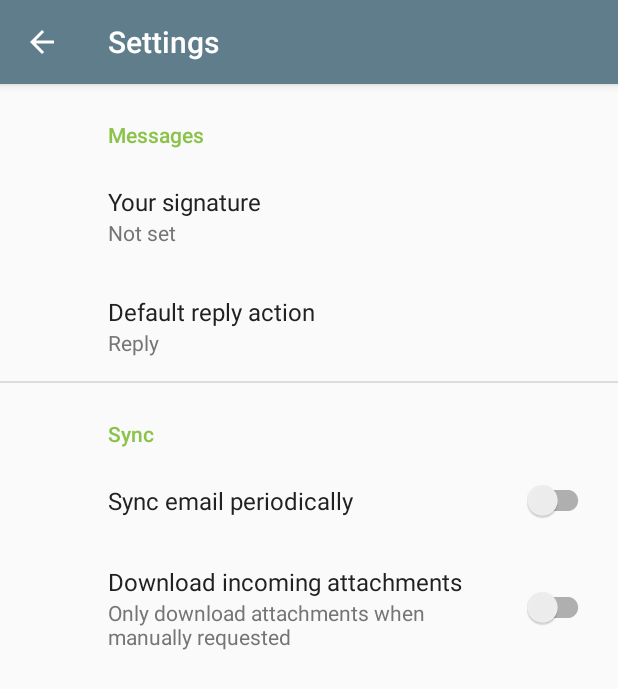
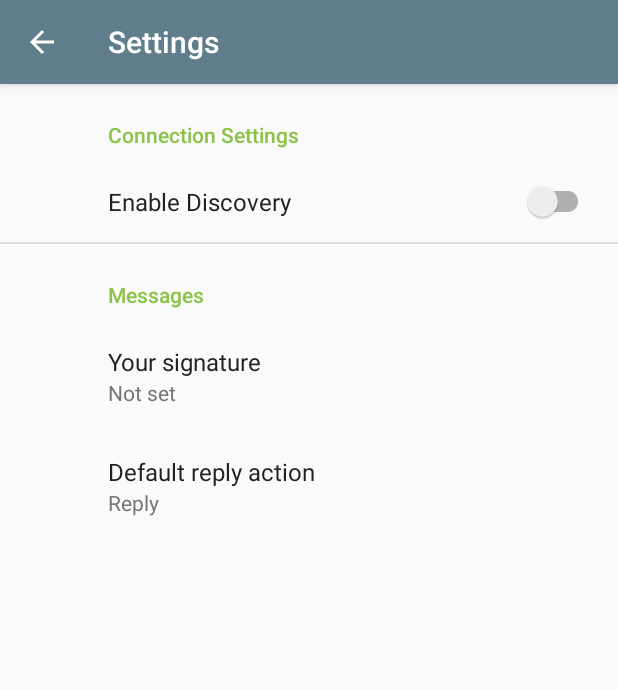
Before and after one commit to superus8r/arduino-usb-terminal, an Android app: the SettingsActivity screen opened directly, with no data from a screen before it, on a phone screen of 412 x 824 dp. Shown: the top 689 px of the screen. Run offline under Robolectric (Android 15) with nearby library versions, the light colour scheme and no system bars; our stand-ins replace androidx.preference; 1 statement that could not run was skipped.

Commit message:
add the settings activity

```diff
--- a/app/src/main/AndroidManifest.xml
+++ b/app/src/main/AndroidManifest.xml
@@ -37,7 +37,8 @@
         </activity>
         <activity
             android:name=".SettingsActivity"
-            android:label="@string/title_activity_settings" />
+            android:label="@string/title_activity_settings"
+            android:parentActivityName=".MainActivity"/>
 
     </application>
 
--- a/app/src/main/java/org/kabiri/android/usbterminal/SettingsActivity.kt
+++ b/app/src/main/java/org/kabiri/android/usbterminal/SettingsActivity.kt
@@ -1,10 +1,20 @@
 package org.kabiri.android.usbterminal
 
 import android.os.Bundle
+import android.util.Log
 import androidx.appcompat.app.AppCompatActivity
 import androidx.preference.PreferenceFragmentCompat
+import org.kabiri.android.usbterminal.data.SettingsReader
+import org.kabiri.android.usbterminal.network.wifi.NsdHelper
 
+/**
+ * Created by Ali Kabiri on 12.05.20.
+ */
 class SettingsActivity : AppCompatActivity() {
+
+    companion object {
+        const val TAG = "SettingsActivity"
+    }
 
     override fun onCreate(savedInstanceState: Bundle?) {
         super.onCreate(savedInstanceState)
@@ -14,6 +24,14 @@ class SettingsActivity : AppCompatActivity() {
             .replace(R.id.settings, SettingsFragment())
             .commit()
         supportActionBar?.setDisplayHomeAsUpEnabled(true)
+
+        val settings = SettingsReader(this)
+        val helper = NsdHelper()
+        settings.discoveryEnabled = {
+            Log.d(TAG, "enabled:$it")
+            if (it) helper.registerService(this, 999)
+            else helper.unregisterService()
+        }
     }
 
     class SettingsFragment : PreferenceFragmentCompat() {
--- /dev/null
+++ b/app/src/main/java/org/kabiri/android/usbterminal/data/SettingsReader.kt
@@ -0,0 +1,31 @@
+package org.kabiri.android.usbterminal.data
+
+import android.content.Context
+import android.content.SharedPreferences
+import androidx.preference.PreferenceManager
+import org.kabiri.android.usbterminal.R
+
+/**
+ * Created by Ali Kabiri on 12.05.20.
+ *
+ * This class wraps up the process of listening to shared preferences callback
+ * using a simple lambda.
+ */
+
+class SettingsReader(private val context: Context) {
+    var discoveryEnabled = { _: Boolean -> Unit }
+
+    private val prefs = PreferenceManager.getDefaultSharedPreferences(context)
+    private val listener = SharedPreferences.OnSharedPreferenceChangeListener {
+            sharedPrefs, key ->
+            if (key == context.getString(R.string.settings_key_discovery)) {
+                val mDiscovery = sharedPrefs?.getBoolean(
+                    context.getString(R.string.settings_key_discovery),
+                    false) ?: false
+                discoveryEnabled(mDiscovery)
+            }
+        }
+    init {
+        prefs.registerOnSharedPreferenceChangeListener(listener)
+    }
+}
--- a/app/src/main/res/values/strings.xml
+++ b/app/src/main/res/values/strings.xml
@@ -2,6 +2,7 @@
 
     <!--NON-TRANSLATABLE-->
     <string name="next_line" translatable="false">\n</string>
+    <string name="settings_key_discovery" translatable="false">settings_discovery</string>
 
     <!--TRANSLATABLE-->
     <string name="app_name">USBTerminal</string>
@@ -35,15 +36,15 @@
     <string name="title_activity_settings">Settings</string>
 
     <!-- Preference Titles -->
-    <string name="messages_header">Messages</string>
-    <string name="sync_header">Sync</string>
+    <string name="settings_header_client">Messages</string>
+    <string name="settings_connection">Connection Settings</string>
 
     <!-- Messages Preferences -->
     <string name="signature_title">Your signature</string>
     <string name="reply_title">Default reply action</string>
 
     <!-- Sync Preferences -->
-    <string name="sync_title">Sync email periodically</string>
+    <string name="settings_title_discovery">Enable Discovery</string>
     <string name="attachment_title">Download incoming attachments</string>
     <string name="attachment_summary_on">Automatically download attachments for incoming emails</string>
     <string name="attachment_summary_off">Only download attachments when manually requested</string>
--- a/app/src/main/res/xml/root_preferences.xml
+++ b/app/src/main/res/xml/root_preferences.xml
@@ -1,6 +1,14 @@
 <PreferenceScreen xmlns:app="http://schemas.android.com/apk/res-auto">
 
-    <PreferenceCategory app:title="@string/messages_header">
+    <PreferenceCategory app:title="@string/settings_connection">
+
+        <SwitchPreferenceCompat
+            app:key="@string/settings_key_discovery"
+            app:title="@string/settings_title_discovery" />
+
+    </PreferenceCategory>
+
+    <PreferenceCategory app:title="@string/settings_header_client">
 
         <EditTextPreference
             app:key="signature"
@@ -17,19 +25,4 @@
 
     </PreferenceCategory>
 
-    <PreferenceCategory app:title="@string/sync_header">
-
-        <SwitchPreferenceCompat
-            app:key="sync"
-            app:title="@string/sync_title" />
-
-        <SwitchPreferenceCompat
-            app:dependency="sync"
-            app:key="attachment"
-            app:summaryOff="@string/attachment_summary_off"
-            app:summaryOn="@string/attachment_summary_on"
-            app:title="@string/attachment_title" />
-
-    </PreferenceCategory>
-
 </PreferenceScreen>
```
